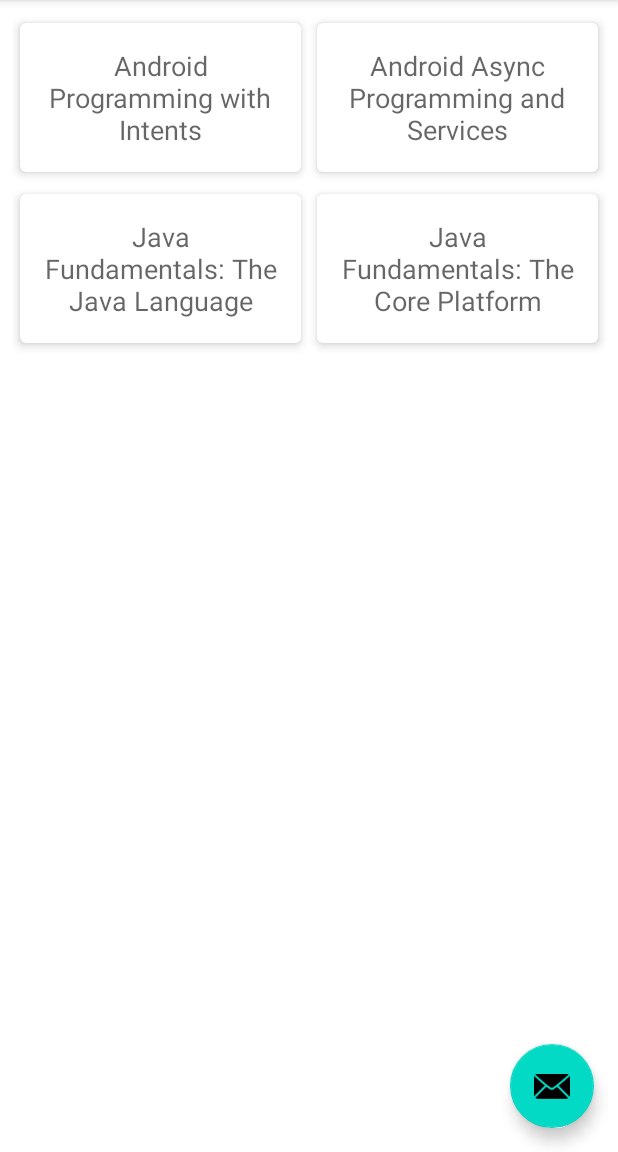
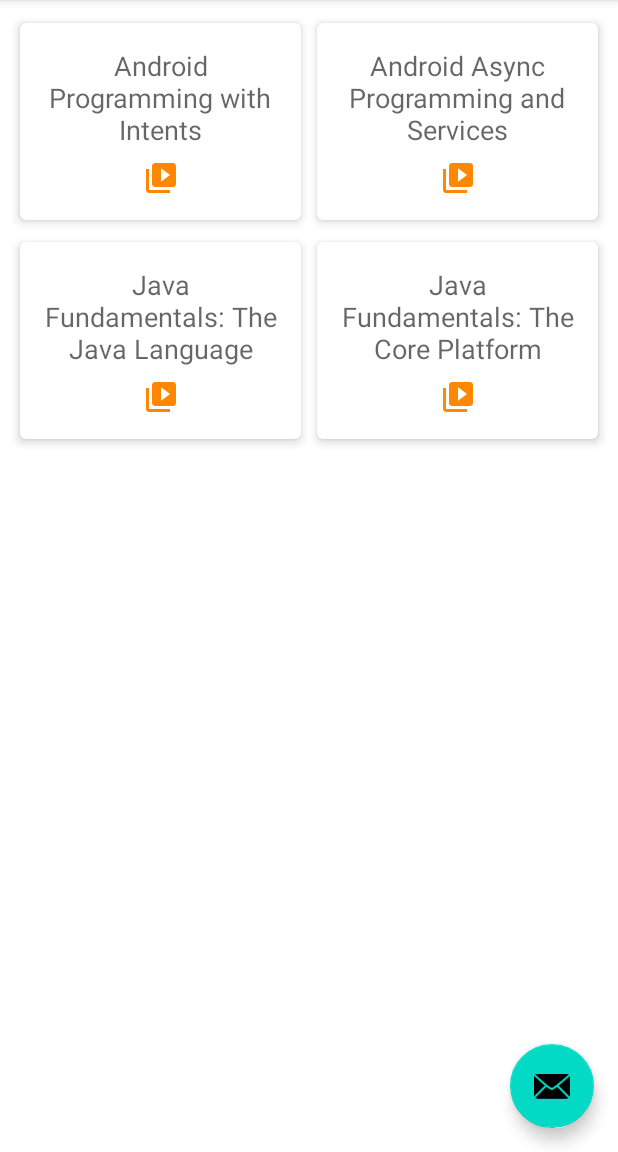
Before and after one commit to ldecorps/NoteKeeper, an Android app: the screen it shows after launch (MainActivity), in the side drawer, after a tap on "Courses", on a phone screen of 412 x 824 dp, the part 84-1236 px from its top. Run offline under Robolectric (Android 15) with nearby library versions, the phone set to English and light mode, and no system bars.

Commit message:
Using Drawable and Values Resources
Adding a Vector Drawable with Vector Asset Studio

```diff
--- /dev/null
+++ b/app/src/main/res/drawable/ic_baseline_assignment_24.xml
@@ -0,0 +1,10 @@
+<vector xmlns:android="http://schemas.android.com/apk/res/android"
+    android:width="24dp"
+    android:height="24dp"
+    android:viewportWidth="24"
+    android:viewportHeight="24"
+    android:tint="?attr/colorControlNormal">
+  <path
+      android:fillColor="@android:color/white"
+      android:pathData="M19,3h-4.18C14.4,1.84 13.3,1 12,1c-1.3,0 -2.4,0.84 -2.82,2L5,3c-1.1,0 -2,0.9 -2,2v14c0,1.1 0.9,2 2,2h14c1.1,0 2,-0.9 2,-2L21,5c0,-1.1 -0.9,-2 -2,-2zM12,3c0.55,0 1,0.45 1,1s-0.45,1 -1,1 -1,-0.45 -1,-1 0.45,-1 1,-1zM14,17L7,17v-2h7v2zM17,13L7,13v-2h10v2zM17,9L7,9L7,7h10v2z"/>
+</vector>
--- a/app/src/main/res/layout/item_course_list.xml
+++ b/app/src/main/res/layout/item_course_list.xml
@@ -31,6 +31,19 @@
                 app:layout_constraintRight_toRightOf="parent"
                 app:layout_constraintTop_toTopOf="parent"/>
 
+            <ImageView
+                android:id="@+id/imageView2"
+                android:layout_width="wrap_content"
+                android:layout_height="wrap_content"
+                android:layout_marginStart="8dp"
+                android:layout_marginTop="8dp"
+                android:layout_marginEnd="8dp"
+                app:layout_constraintEnd_toEndOf="parent"
+                app:layout_constraintStart_toStartOf="parent"
+                app:layout_constraintTop_toBottomOf="@+id/text_course"
+                app:srcCompat="@drawable/ic_menu_slideshow"
+                app:tint="@android:color/holo_orange_dark" />
+
         </androidx.constraintlayout.widget.ConstraintLayout>
     </androidx.cardview.widget.CardView>
 </FrameLayout>
--- a/app/src/main/res/menu/activity_main_drawer.xml
+++ b/app/src/main/res/menu/activity_main_drawer.xml
@@ -4,12 +4,12 @@
     <group android:checkableBehavior="single">
         <item
             android:id="@+id/nav_notes"
-            android:icon="@drawable/ic_menu_camera"
-            android:title="Notes"/>
+            android:icon="@drawable/ic_baseline_assignment_24"
+            android:title="Notes" />
         <item
             android:id="@+id/nav_courses"
-            android:icon="@drawable/ic_menu_gallery"
-            android:title="Courses"/>
+            android:icon="@drawable/ic_menu_slideshow"
+            android:title="Courses" />
     </group>
 
     <item android:title="Communicate">
```
Also changed, not shown: app/src/main/res/layout/item_note_list.xml (+17 -5 lines).
